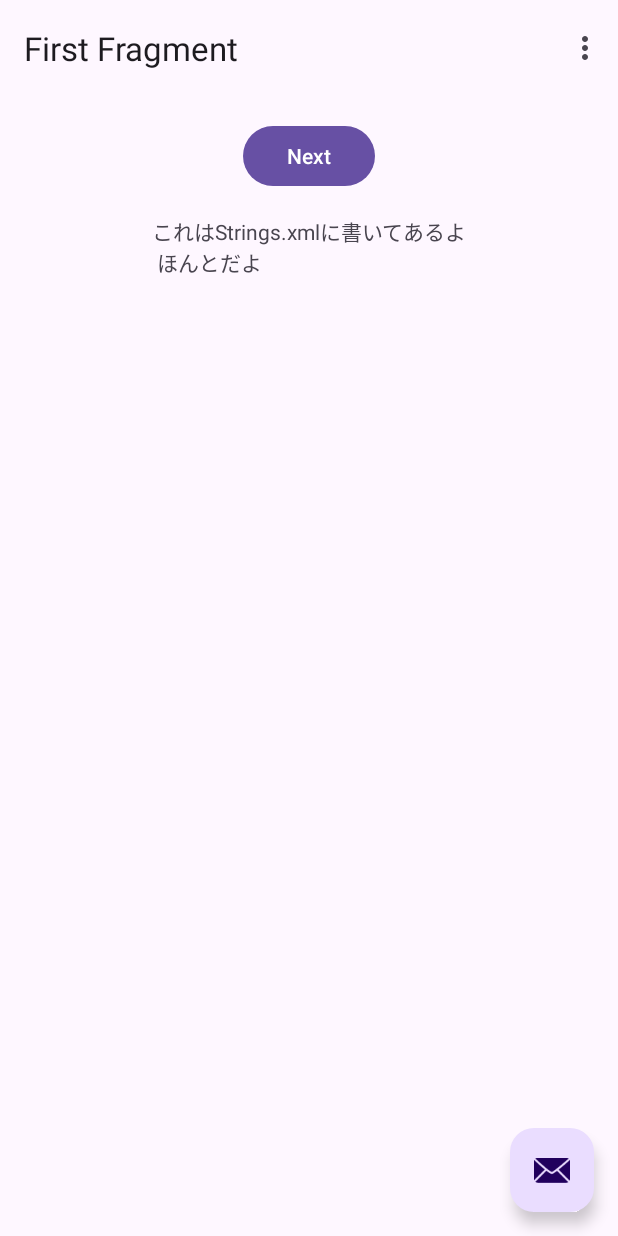
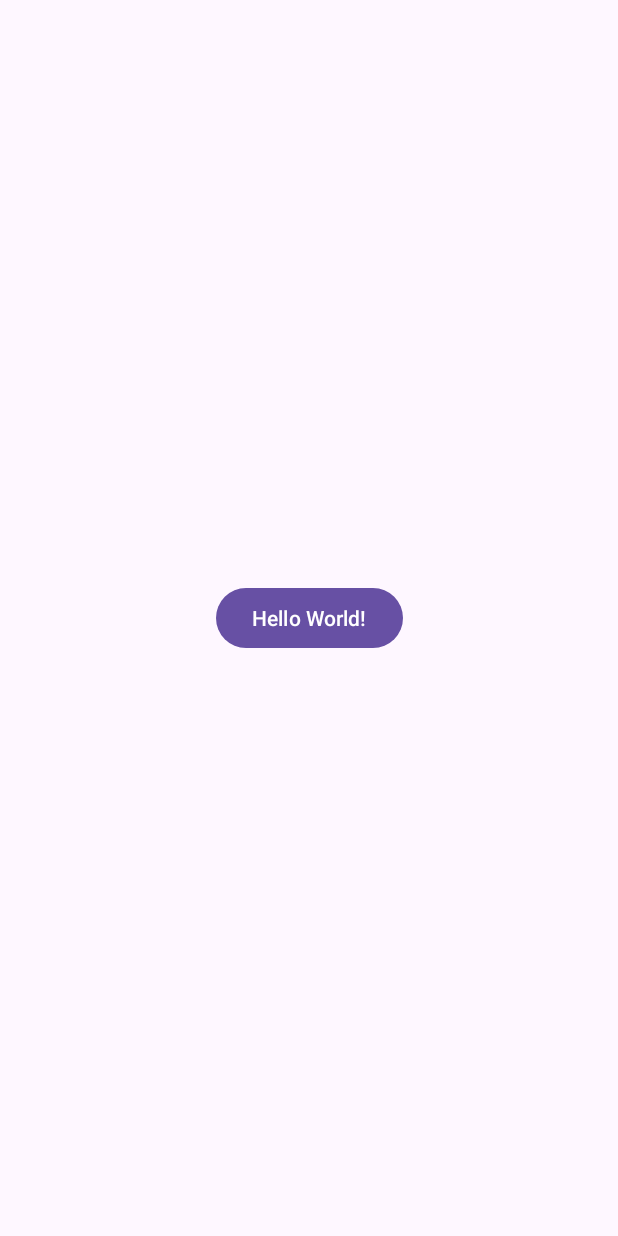
Before and after one commit to takano630/Project, an Android app: the screen it shows after launch (MainActivity), on a phone screen of 412 x 824 dp. Run offline under Robolectric (Android 15) with nearby library versions, the phone set to English and light mode, and no system bars; our stand-ins replace navigation-ui.

Commit message:
通信機能実装

```diff
--- a/app/src/main/java/com/example/projectapp/MainActivity.java
+++ b/app/src/main/java/com/example/projectapp/MainActivity.java
@@ -13,7 +13,57 @@ import com.example.projectapp.databinding.ActivityMainBinding;
 
 import android.view.Menu;
 import android.view.MenuItem;
+import java.net.*;
+import java.io.*;
 
+import androidx.appcompat.app.AppCompatActivity;
+
+import android.os.Bundle;
+import android.util.Log;
+import android.widget.Button;
+
+import java.io.IOException;
+import java.net.*;
+import java.nio.charset.StandardCharsets;
+
+import java.net.*;
+import java.io.*;
+import java.util.*;
+public class MainActivity extends AppCompatActivity {
+    static Socket s;
+    static OutputStream sout;
+    static InputStream sin;
+
+
+    static BufferedReader br;
+    static PrintWriter pw;
+    @Override
+    protected void onCreate(Bundle savedInstanceState) {
+        super.onCreate(savedInstanceState);
+        setContentView(R.layout.activity_main);
+
+
+        Button sendButton = findViewById(R.id.send);
+        sendButton.setOnClickListener(v -> {
+                new Thread(() -> {
+
+                try {
+                    s = new Socket("10.65.236.110", 4321);
+                    sout = s.getOutputStream();
+                    sin = s.getInputStream();
+                    br = new BufferedReader(new InputStreamReader(sin));
+                    pw = new PrintWriter(new OutputStreamWriter(sout),true);
+                    pw.println("hello android");
+                } catch(UnknownHostException | SecurityException e) {
+                    e.printStackTrace();
+                } catch (IOException e) {
+                    throw new RuntimeException(e);
+                }
+            }).start();
+        });
+    }
+}
+/*
 public class MainActivity extends AppCompatActivity {
 
     private AppBarConfiguration appBarConfiguration;
@@ -21,6 +71,7 @@ private ActivityMainBinding binding;
 
     @Override
     protected void onCreate(Bundle savedInstanceState) {
+
         super.onCreate(savedInstanceState);
 
      binding = ActivityMainBinding.inflate(getLayoutInflater());
@@ -32,6 +83,8 @@ private ActivityMainBinding binding;
         appBarConfiguration = new AppBarConfiguration.Builder(navController.getGraph()).build();
         NavigationUI.setupActionBarWithNavController(this, navController, appBarConfiguration);
 
+
+
         binding.fab.setOnClickListener(new View.OnClickListener() {
             @Override
             public void onClick(View view) {
@@ -40,8 +93,13 @@ private ActivityMainBinding binding;
                         .setAction("Action", null).show();
             }
         });
+
+
     }
-@Override
+
+
+
+    @Override
     public boolean onCreateOptionsMenu(Menu menu) {
         // Inflate the menu; this adds items to the action bar if it is present.
         getMenuInflater().inflate(R.menu.menu_main, menu);
@@ -69,4 +127,8 @@ private ActivityMainBinding binding;
         return NavigationUI.navigateUp(navController, appBarConfiguration)
                 || super.onSupportNavigateUp();
     }
+
+
 }
+
+ */
--- a/app/src/main/res/layout/activity_main.xml
+++ b/app/src/main/res/layout/activity_main.xml
@@ -1,35 +1,20 @@
 <?xml version="1.0" encoding="utf-8"?>
-<androidx.coordinatorlayout.widget.CoordinatorLayout
+<androidx.constraintlayout.widget.ConstraintLayout
     xmlns:android="http://schemas.android.com/apk/res/android"
     xmlns:app="http://schemas.android.com/apk/res-auto"
     xmlns:tools="http://schemas.android.com/tools"
     android:layout_width="match_parent"
     android:layout_height="match_parent"
-    android:fitsSystemWindows="true"
     tools:context=".MainActivity">
 
-    <com.google.android.material.appbar.AppBarLayout
+    <Button
+        android:id="@+id/send"
+        android:layout_width="wrap_content"
         android:layout_height="wrap_content"
-        android:layout_width="match_parent"
-        android:fitsSystemWindows="true"
-        >
+        android:text="Hello World!"
+        app:layout_constraintBottom_toBottomOf="parent"
+        app:layout_constraintLeft_toLeftOf="parent"
+        app:layout_constraintRight_toRightOf="parent"
+        app:layout_constraintTop_toTopOf="parent" />
 
-        <com.google.android.material.appbar.MaterialToolbar
-            android:id="@+id/toolbar"
-            android:layout_width = "match_parent"
-            android:layout_height = "?attr/actionBarSize" />
-
-  </com.google.android.material.appbar.AppBarLayout>
-
-  <include layout="@layout/content_main"/>
-
-  <com.google.android.material.floatingactionbutton.FloatingActionButton
-  android:id="@+id/fab"
-  android:layout_width="wrap_content"
-  android:layout_height="wrap_content"
-  android:layout_gravity="bottom|end"
-  android:layout_marginEnd="@dimen/fab_margin"
-  android:layout_marginBottom="16dp"
-  app:srcCompat="@android:drawable/ic_dialog_email" />
-
-  </androidx.coordinatorlayout.widget.CoordinatorLayout>
+</androidx.constraintlayout.widget.ConstraintLayout>
--- a/app/src/main/res/layout/fragment_first.xml
+++ b/app/src/main/res/layout/fragment_first.xml
@@ -10,6 +10,7 @@
         android:layout_width="match_parent"
         android:layout_height="match_parent"
         android:padding="16dp">
+
         <Button
             android:id="@+id/button_first"
             android:layout_width="wrap_content"
@@ -17,6 +18,7 @@
             android:text="@string/next"
             app:layout_constraintBottom_toTopOf="@id/textview_first"
             app:layout_constraintEnd_toEndOf="parent"
+            app:layout_constraintHorizontal_bias="0.544"
             app:layout_constraintStart_toStartOf="parent"
             app:layout_constraintTop_toTopOf="parent" />
 
--- a/app/src/main/res/values/strings.xml
+++ b/app/src/main/res/values/strings.xml
@@ -2,7 +2,7 @@
     <string name="app_name">ProjectApp</string>
     <string name="action_settings">Settings</string>
     <!-- Strings used for fragments for navigation -->
-    <string name="first_fragment_label">First Fragment</string>
+    <string name="first_fragment_label">最初の画面</string>
     <string name="second_fragment_label">Second Fragment</string>
     <string name="next">Next</string>
     <string name="previous">Previous</string>
```
Also changed, not shown: app/src/main/AndroidManifest.xml (+8 -3 lines), app/src/main/java/com/example/projectapp/FirstFragment.java (+7 -1 lines), app/src/main/java/com/example/projectapp/SocketActivity.java (added, +48 -0 lines), app/src/main/res/layout/activity_socket.xml (added, +9 -0 lines), app/src/main/res/layout/content_main.xml (+5 -3 lines). Lines whose indentation alone changed are shown as unchanged.
